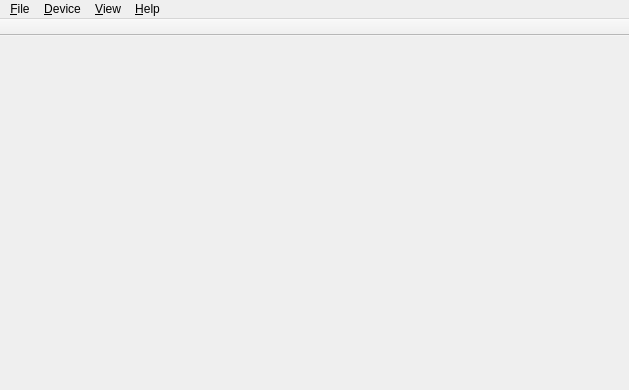
Before: the Qt Designer form qnut/connman.ui in dosnut/nut, drawn with Qt 5.
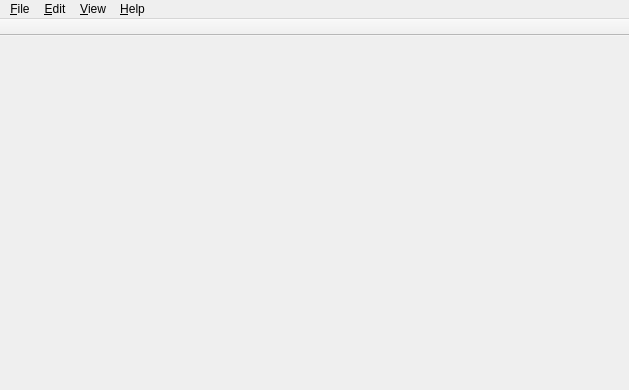
After: the same form once the commit is applied.

Commit message: [qnut] renamed menu: "Devices" -> "Edit"

Diff of the .ui file:
```diff
--- a/qnut/connman.ui
+++ b/qnut/connman.ui
@@ -63,7 +63,7 @@
      <x>0</x>
      <y>0</y>
      <width>629</width>
-     <height>25</height>
+     <height>27</height>
     </rect>
    </property>
    <widget class="QMenu" name="menuFile" >
@@ -79,9 +79,9 @@
     <addaction name="actionAboutQNUT" />
     <addaction name="actionAboutQt" />
    </widget>
-   <widget class="QMenu" name="menuDevice" >
+   <widget class="QMenu" name="menuEdit" >
     <property name="title" >
-     <string>&amp;Device</string>
+     <string>&amp;Edit</string>
     </property>
    </widget>
    <widget class="QMenu" name="menuView" >
@@ -92,7 +92,7 @@
     <addaction name="actionShowLog" />
    </widget>
    <addaction name="menuFile" />
-   <addaction name="menuDevice" />
+   <addaction name="menuEdit" />
    <addaction name="menuView" />
    <addaction name="menuHelp" />
   </widget>
```
Left out of the diff: 40 changed lines with no effect on the pictures. The commit also changes 3 other files.
